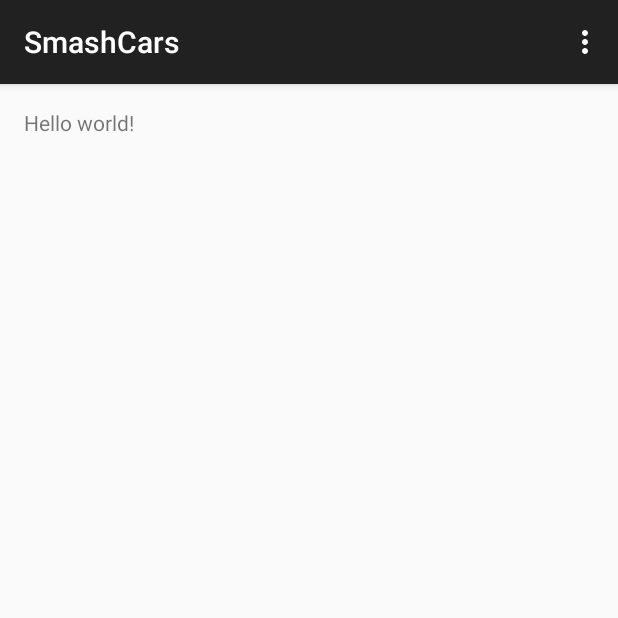
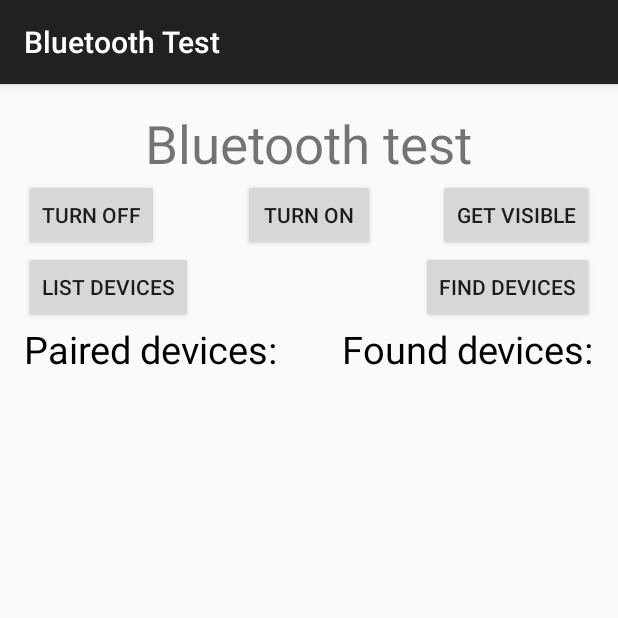
Before and after one commit to Jooster2/SmashCars, an Android app: the screen it shows after launch (MainActivity), on a phone screen of 412 x 824 dp, the top half of it. Run offline under Robolectric (Android 15) with nearby library versions, the light colour scheme and no system bars.

Commit message:
Inital code commit
Contains the first bluetooth code. Makes it possible to turn on/off,
make the the device visible, list bonded devices. Also, first steps
towards finding new and pairing with devices.

```diff
--- /dev/null
+++ b/controller/app/src/main/java/com/example/jonathan/bluetoothtest/MainActivity.java
@@ -0,0 +1,201 @@
+package com.example.jonathan.bluetoothtest;
+
+import android.app.ProgressDialog;
+import android.bluetooth.BluetoothAdapter;
+import android.bluetooth.BluetoothDevice;
+import android.content.*;
+import android.support.v7.app.ActionBarActivity;
+import android.os.Bundle;
+import android.util.Log;
+import android.view.View;
+import android.widget.AdapterView;
+import android.widget.ArrayAdapter;
+import android.widget.Button;
+import android.widget.ListView;
+import android.widget.Toast;
+
+import java.util.ArrayList;
+import java.util.Set;
+
+public class MainActivity extends ActionBarActivity {
+
+    private static final String TAG = "MyActivity";
+
+    private BluetoothAdapter bluetoothAdapter;
+    public static ProgressDialog progressDialog;
+    private Set<BluetoothDevice> bondedDevices; // Lists all bonded bluetooth devices
+    private ArrayList<BluetoothDevice> foundDevices;     // Lists all found bluetooth devices
+
+    Button on,off,visible,list,find;
+    ListView bondedListView, foundListView;
+
+    @Override
+    protected void onCreate(Bundle savedInstanceState) {
+
+        Log.v(TAG, "onCreate");
+        super.onCreate(savedInstanceState);
+        setContentView(R.layout.activity_main);
+
+        on = (Button)findViewById(R.id.onButton);
+        off = (Button)findViewById(R.id.offButton);
+        visible = (Button)findViewById(R.id.visibleButton);
+        list = (Button)findViewById(R.id.listButton);
+        find = (Button)findViewById(R.id.findButton);
+
+        bluetoothAdapter = BluetoothAdapter.getDefaultAdapter();
+        if(bluetoothAdapter == null) {
+            Toast.makeText(getApplicationContext(),
+                    "Bluetooth not available on this device", Toast.LENGTH_LONG).show();
+            finish();
+        }
+
+        bondedListView = (ListView)findViewById(R.id.listView);
+        foundListView = (ListView)findViewById(R.id.foundListView);
+
+        bondedListView.setOnItemClickListener(new AdapterView.OnItemClickListener() {
+            public void onItemClick(AdapterView<?> parent, View view,
+                                    int position, long id) {
+                Log.v(TAG, "Bluetooth device selected");
+                BluetoothDevice selectedDevice = (BluetoothDevice)bondedListView
+                        .getItemAtPosition(position);
+                connectToDevice(selectedDevice);
+            }
+        });
+
+        foundListView.setOnItemClickListener(new AdapterView.OnItemClickListener() {
+            public void onItemClick(AdapterView<?> parent, View view,
+                                    int position, long id) {
+                Log.v(TAG, "Bluetooth device selected");
+                BluetoothDevice selectedDevice = (BluetoothDevice)foundListView
+                        .getItemAtPosition(position);
+                connectToDevice(selectedDevice);
+            }
+        });
+
+        find.setOnClickListener(new View.OnClickListener() {
+            @Override
+            public void onClick(View view) {
+                System.out.println("Find");
+                bluetoothAdapter.startDiscovery();
+            }
+        });
+
+        // Filter for the broadcast service
+        IntentFilter intentFilter = new IntentFilter();
+        intentFilter.addAction(BluetoothAdapter.ACTION_STATE_CHANGED);
+        intentFilter.addAction(BluetoothDevice.ACTION_FOUND);
+        intentFilter.addAction(BluetoothAdapter.ACTION_DISCOVERY_FINISHED);
+        intentFilter.addAction(BluetoothAdapter.ACTION_DISCOVERY_STARTED);
+        // Register the broadcast receiver
+        registerReceiver(receiver, intentFilter);
+    }
+
+    @Override
+    protected void onPause() {
+        super.onPause();
+    }
+
+    @Override
+    protected void onDestroy() {
+        super.onDestroy();
+
+        unregisterReceiver(receiver);
+
+    }
+
+    public void turnOn (View v) {
+        Log.v(TAG, "Inside method turnOn");
+
+        if (!bluetoothAdapter.isEnabled()) {
+            Intent turnOnBluetooth = new Intent(BluetoothAdapter.ACTION_REQUEST_ENABLE);
+            startActivityForResult(turnOnBluetooth, 0);
+        } else {
+            Toast.makeText(getApplicationContext(), "Bluetooth is already enabled",
+                    Toast.LENGTH_LONG).show();
+        }
+    }
+
+    public void turnOff (View v) {
+        Log.v(TAG, "Inside method turnOff");
+
+        bluetoothAdapter.disable();
+    }
+
+    public void makeVisible(View v) {
+        Log.v(TAG, "Inside method makeVisible");
+
+        Intent getVisible = new Intent(BluetoothAdapter.ACTION_REQUEST_DISCOVERABLE);
+        startActivityForResult(getVisible, 0);
+    }
+
+    public void listDevices (View v) {
+        Log.v(TAG, "Inside method listDevices");
+
+        bondedDevices = bluetoothAdapter.getBondedDevices();
+        ArrayList<BluetoothDevice> list = new ArrayList<BluetoothDevice>();
+
+        if(bondedDevices.size() > 0) {
+            for (BluetoothDevice device : bondedDevices)
+                list.add(device);
+
+            Toast.makeText(getApplicationContext(), "Showing paired devices",
+                    Toast.LENGTH_SHORT).show();
+        } else {
+            Toast.makeText(getApplicationContext(), "No paired bluetooth devices found",
+                    Toast.LENGTH_LONG).show();
+        }
+        final ArrayAdapter adapter = new ArrayAdapter(this,
+                android.R.layout.simple_list_item_1, list);
+        bondedListView.setAdapter(adapter);
+    }
+
+    public void showFoundDevices () {
+        Log.v(TAG, "Inside method showFoundDevices");
+
+        System.out.println(foundDevices.size());
+
+        final ArrayAdapter adapter = new ArrayAdapter(this,
+                android.R.layout.simple_list_item_1, foundDevices);
+        foundListView.setAdapter(adapter);
+    }
+
+    public void connectToDevice (BluetoothDevice device) {
+        Log.v(TAG, "Inside method connectToDevice");
+
+        ConnectionActivity connectionActivity = new ConnectionActivity(this, device);
+        connectionActivity.execute();
+    }
+
+    private final BroadcastReceiver receiver = new BroadcastReceiver () {
+
+        public void onReceive(Context context, Intent intent) {
+            String action = intent.getAction();
+
+            if(BluetoothAdapter.ACTION_STATE_CHANGED.equals(action)) {
+                final int state = intent.getIntExtra(BluetoothAdapter.EXTRA_STATE,
+
+                        BluetoothAdapter.ERROR);
+                if (state == BluetoothAdapter.STATE_ON) {
+                    Toast.makeText(getApplicationContext(),"Bluetooth enabled",
+                            Toast.LENGTH_LONG).show();
+                }
+                else if(state == BluetoothAdapter.STATE_OFF) {
+                    Toast.makeText(getApplicationContext(), "Bluetooth disabled",
+                            Toast.LENGTH_LONG).show();
+                }
+            } else if(BluetoothAdapter.ACTION_DISCOVERY_STARTED.equals(action)) {
+                progressDialog = ProgressDialog.show(context, "Please wait...",
+                        "Searching for bluetooth devices...");
+                foundDevices = new ArrayList<BluetoothDevice>();
+            } else if(BluetoothDevice.ACTION_FOUND.equals(action)) {
+                System.out.println("FOUND DEVICE");
+                BluetoothDevice foundDevice =
+                        intent.getParcelableExtra(BluetoothDevice.EXTRA_DEVICE);
+                foundDevices.add(foundDevice);
+            } else if(BluetoothAdapter.ACTION_DISCOVERY_FINISHED.equals(action)) {
+                progressDialog.dismiss();
+                showFoundDevices();
+            }
+        }
+    };
+}
--- a/controller/app/src/main/java/com/smashcars/MainActivity.java
+++ /dev/null
@@ -1,42 +0,0 @@
-package com.smashcars;
-
-import android.support.v7.app.AppCompatActivity;
-import android.os.Bundle;
-import android.view.Menu;
-import android.view.MenuItem;
-
-public class MainActivity extends AppCompatActivity
-{
-
-    @Override
-    protected void onCreate(Bundle savedInstanceState)
-    {
-        super.onCreate(savedInstanceState);
-        setContentView(R.layout.activity_main);
-    }
-
-    @Override
-    public boolean onCreateOptionsMenu(Menu menu)
-    {
-        // Inflate the menu; this adds items to the action bar if it is present.
-        getMenuInflater().inflate(R.menu.menu_main, menu);
-        return true;
-    }
-
-    @Override
-    public boolean onOptionsItemSelected(MenuItem item)
-    {
-        // Handle action bar item clicks here. The action bar will
-        // automatically handle clicks on the Home/Up button, so long
-        // as you specify a parent activity in AndroidManifest.xml.
-        int id = item.getItemId();
-
-        //noinspection SimplifiableIfStatement
-        if(id == R.id.action_settings)
-        {
-            return true;
-        }
-
-        return super.onOptionsItemSelected(item);
-    }
-}
--- a/controller/app/src/main/res/layout/activity_main.xml
+++ b/controller/app/src/main/res/layout/activity_main.xml
@@ -1,16 +1,107 @@
 <RelativeLayout xmlns:android="http://schemas.android.com/apk/res/android"
-                xmlns:tools="http://schemas.android.com/tools"
-                android:layout_width="match_parent"
-                android:layout_height="match_parent"
-                android:paddingLeft="@dimen/activity_horizontal_margin"
-                android:paddingRight="@dimen/activity_horizontal_margin"
-                android:paddingTop="@dimen/activity_vertical_margin"
-                android:paddingBottom="@dimen/activity_vertical_margin"
-                tools:context=".MainActivity">
+    xmlns:tools="http://schemas.android.com/tools" android:layout_width="match_parent"
+    android:layout_height="match_parent" android:paddingLeft="@dimen/activity_horizontal_margin"
+    android:paddingRight="@dimen/activity_horizontal_margin"
+    android:paddingTop="@dimen/activity_vertical_margin"
+    android:paddingBottom="@dimen/activity_vertical_margin"
+    tools:context=".MainActivity">
+
+    <TextView android:text="Bluetooth test" android:layout_width="wrap_content"
+        android:layout_height="wrap_content"
+        android:id="@+id/bluetoothTextView"
+        android:textSize="35dp"
+        android:layout_alignParentTop="true"
+        android:layout_centerHorizontal="true" />
+
+    <Button
+        android:layout_width="wrap_content"
+        android:layout_height="wrap_content"
+        android:text="Turn On"
+        android:id="@+id/onButton"
+        android:clickable="true"
+        android:onClick="turnOn"
+        android:layout_below="@+id/bluetoothTextView"
+        android:layout_centerHorizontal="true" />
+
+    <Button
+        android:layout_width="wrap_content"
+        android:layout_height="wrap_content"
+        android:text="Get Visible"
+        android:onClick="makeVisible"
+        android:id="@+id/visibleButton"
+        android:layout_below="@+id/bluetoothTextView"
+        android:layout_alignParentRight="true"
+        android:layout_alignParentEnd="true" />
+
+    <Button
+        android:layout_width="wrap_content"
+        android:layout_height="wrap_content"
+        android:text="List Devices"
+        android:onClick="listDevices"
+        android:id="@+id/listButton"
+        android:layout_below="@+id/onButton"
+        android:layout_alignParentLeft="true"
+        android:layout_alignParentStart="true" />
+
+    <Button
+        android:layout_width="wrap_content"
+        android:layout_height="wrap_content"
+        android:text="Turn Off"
+        android:onClick="turnOff"
+        android:id="@+id/offButton"
+        android:layout_above="@+id/listButton"
+        android:layout_alignParentLeft="true"
+        android:layout_alignParentStart="true" />
+
+    <ListView
+        android:layout_width="wrap_content"
+        android:layout_height="wrap_content"
+        android:id="@+id/listView"
+        android:layout_below="@+id/pairedDevices"
+        android:layout_alignParentLeft="true"
+        android:layout_alignParentStart="true"
+        android:layout_alignRight="@+id/pairedDevices"
+        android:layout_alignEnd="@+id/pairedDevices" />
 
     <TextView
-        android:text="@string/hello_world"
         android:layout_width="wrap_content"
-        android:layout_height="wrap_content"/>
+        android:layout_height="wrap_content"
+        android:text="Paired devices:"
+        android:id="@+id/pairedDevices"
+        android:textColor="#000000"
+        android:textSize="25dp"
+        android:layout_below="@+id/listButton"
+        android:layout_alignParentLeft="true"
+        android:layout_alignParentStart="true" />
+
+    <Button
+        android:layout_width="wrap_content"
+        android:layout_height="wrap_content"
+        android:text="Find devices"
+        android:id="@+id/findButton"
+        android:layout_above="@+id/pairedDevices"
+        android:layout_alignParentRight="true"
+        android:layout_alignParentEnd="true" />
+
+    <TextView
+        android:layout_width="wrap_content"
+        android:layout_height="wrap_content"
+        android:text="Found devices:"
+        android:id="@+id/foundTextView"
+        android:textColor="#000000"
+        android:textSize="25dp"
+        android:layout_below="@+id/findButton"
+        android:layout_alignParentRight="true"
+        android:layout_alignParentEnd="true" />
+
+    <ListView
+        android:layout_width="wrap_content"
+        android:layout_height="wrap_content"
+        android:id="@+id/foundListView"
+        android:layout_below="@+id/foundTextView"
+        android:layout_alignParentRight="true"
+        android:layout_alignParentEnd="true"
+        android:layout_alignLeft="@+id/foundTextView"
+        android:layout_alignStart="@+id/foundTextView" />
 
 </RelativeLayout>
```
Also changed, not shown: controller/app/src/main/AndroidManifest.xml (+8 -3 lines), controller/app/src/main/java/com/example/jonathan/bluetoothtest/ConnectionActivity.java (added, +83 -0 lines), controller/app/src/main/res/values/strings.xml (+5 -5 lines).
